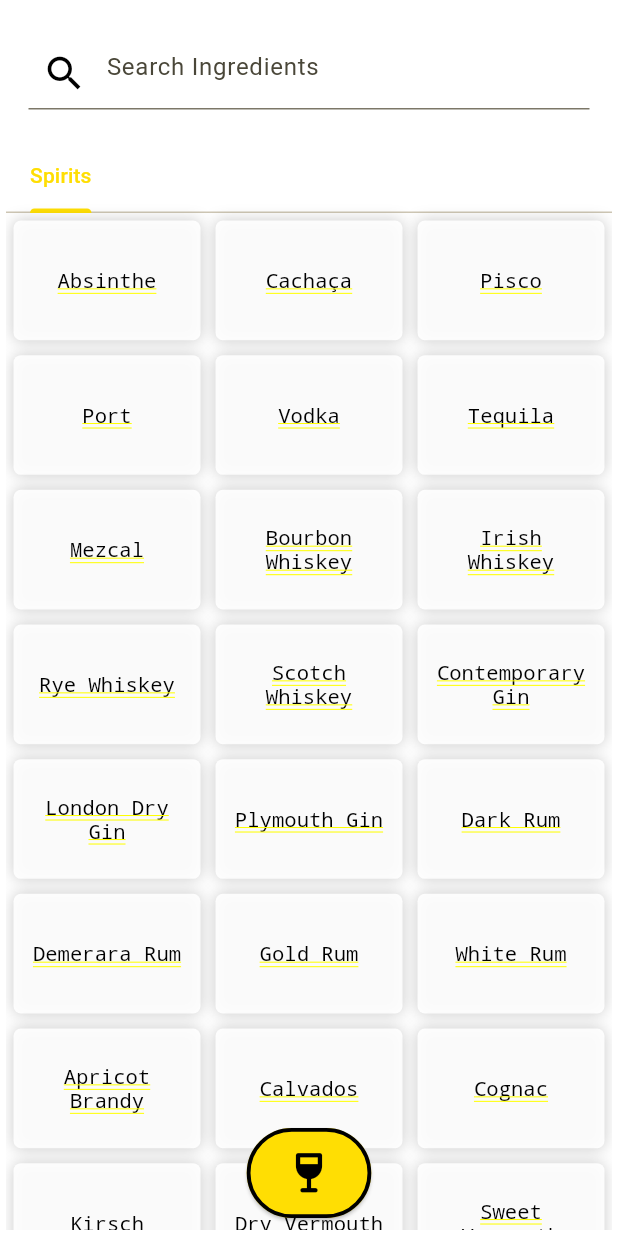
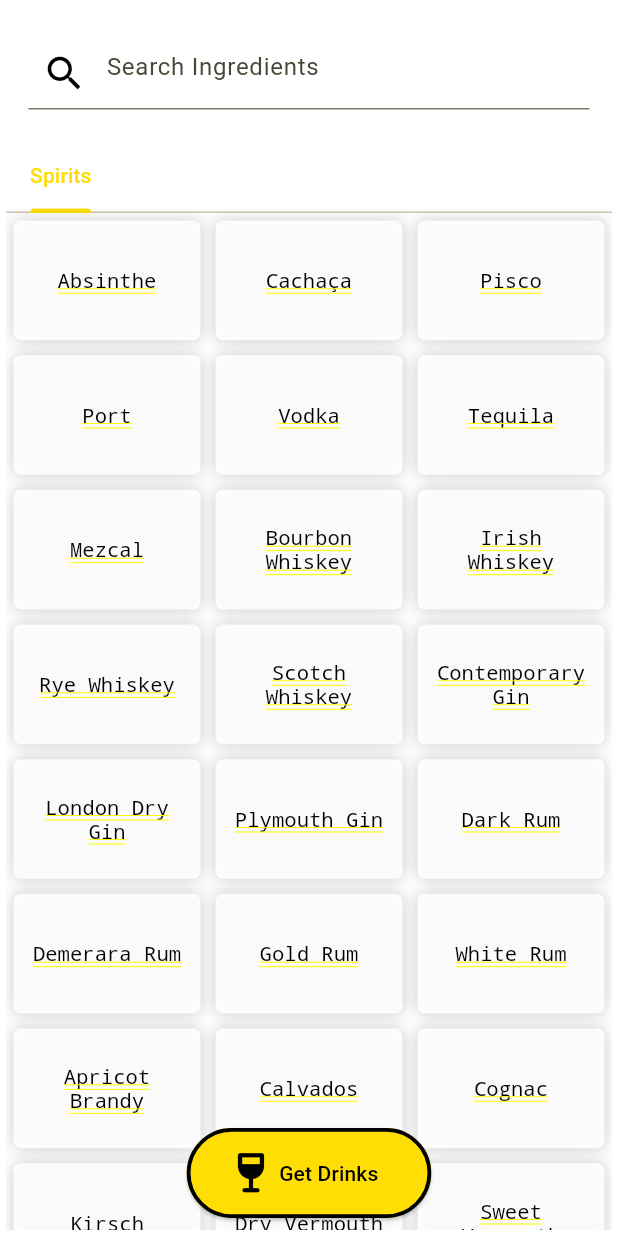
Before and after one commit to OGreenwood672/CocktailApp, a Flutter app: the IngredientsPage screen opened directly, on a phone screen of 412 x 824 dp. Run offline on Flutter 3.47's test engine with Material 3 defaults, Android fonts, the phone set to English and light mode, and no system bars; our stand-ins replace firebase_core; accounts and stored records are empty; Roboto replaces fonts that are missing (Shackle).

Commit message:
Added text to button

```diff
--- a/lib/ingredients_page.dart
+++ b/lib/ingredients_page.dart
@@ -116,7 +116,7 @@ class IngredientsPageState extends State<IngredientsPage>
         return Align(
             alignment: Alignment.bottomCenter,
             child: Padding(
-                padding: const EdgeInsets.all(8.0),
+                padding: const EdgeInsets.only(bottom: 8.0),
                 child: ElevatedButton(
                     style: ButtonStyle(
                         backgroundColor: MaterialStateProperty.all<Color>(tertiaryColour),
@@ -133,11 +133,27 @@ class IngredientsPageState extends State<IngredientsPage>
                         );
                     },
                     child: Padding(padding: EdgeInsets.only(top: 12.5, bottom: 12.5),
-                        child: Icon(
-                            Icons.wine_bar_rounded,
-                            color: textColour,
-                            size: 35.0,
-                        ),
+                        child: SizedBox(
+                            width: 115,
+                            child: Row(
+                                mainAxisAlignment: MainAxisAlignment.spaceEvenly,
+                                children: [
+                                    Icon(
+                                        Icons.wine_bar_rounded,
+                                        color: textColour,
+                                        size: 35.0,
+                                    ),
+                                    Padding(padding: EdgeInsets.only(right: 10.0),
+                                        child: Text(
+                                            "Get Drinks",
+                                            style: TextStyle(
+                                                color: textColour
+                                            )
+                                            )
+                                    )
+                                ]
+                            )
+                        )
                     )
                 )
             )
```
